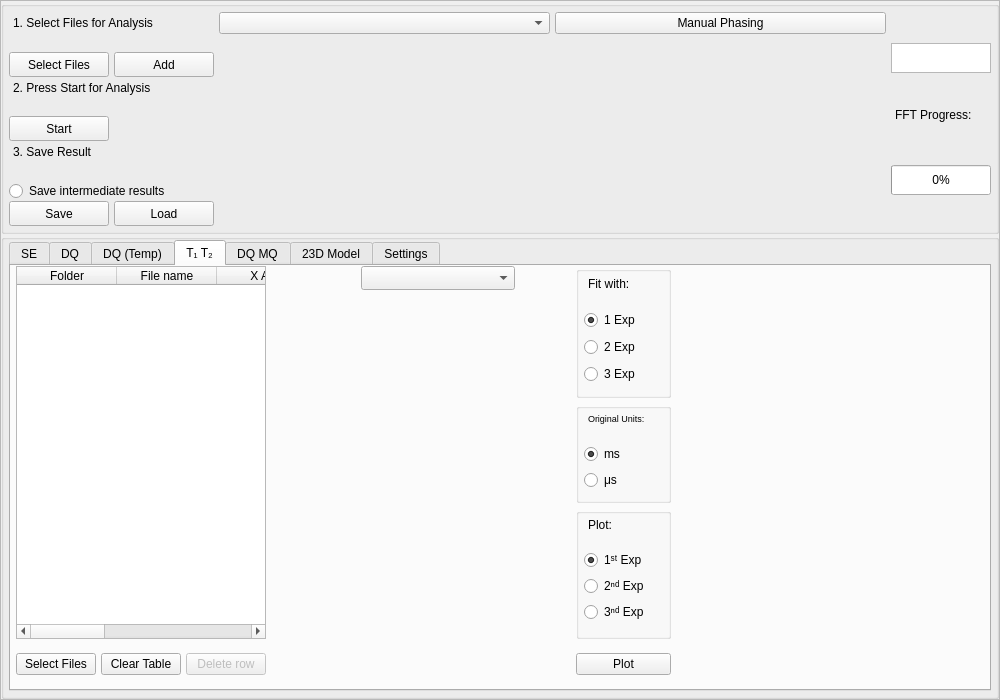
The window that form.ui (timesama/M2-Approach) describes before a commit, drawn with Qt 5.
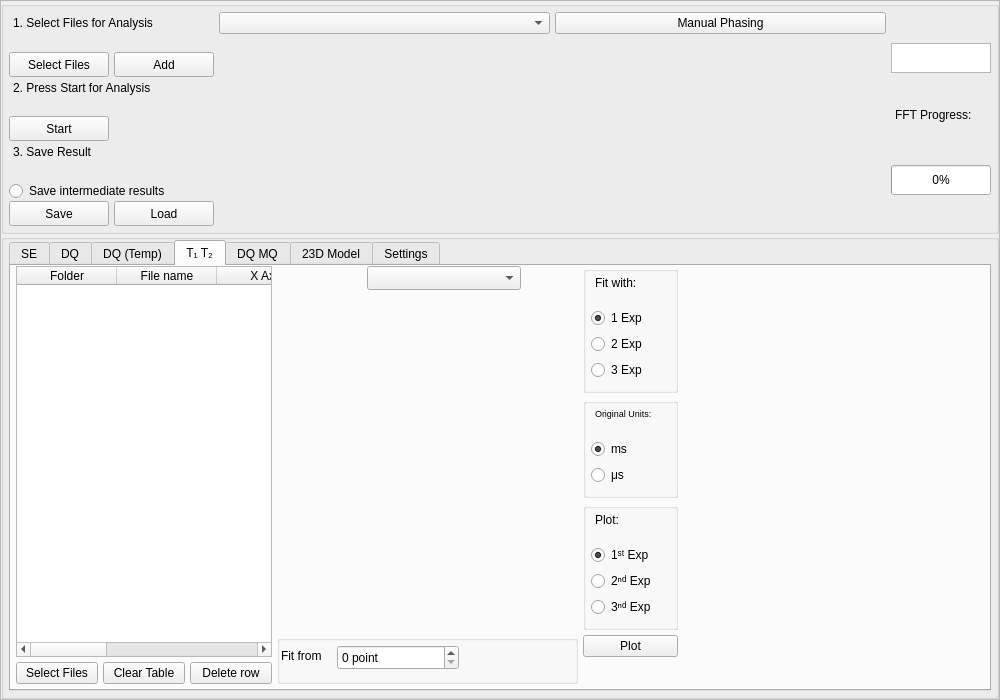
The same window after the commit. The open tabs and pages were chosen to show the change. Custom widgets are drawn as their Qt base class.

Commit message: SE and DQ clear table clears graphs as well

```diff
--- a/form.ui
+++ b/form.ui
@@ -1708,10 +1708,17 @@
                 <number>5</number>
                </property>
                <item>
-                <layout class="QGridLayout" name="gridLayout_5" rowstretch="0,0,0,0" columnstretch="1,1,1,4,0,4">
+                <layout class="QGridLayout" name="gridLayout_5" rowstretch="0,0,0,0,0" columnstretch="0,0,0,2,0,2">
                  <property name="spacing">
                   <number>5</number>
                  </property>
+                 <item row="3" column="4">
+                  <widget class="QPushButton" name="btn_Plot1">
+                   <property name="text">
+                    <string>Plot</string>
+                   </property>
+                  </widget>
+                 </item>
                  <item row="0" column="4">
                   <widget class="QGroupBox" name="groupBox_equations_2">
                    <property name="minimumSize">
@@ -1819,11 +1826,115 @@
                    </layout>
                   </widget>
                  </item>
-                 <item row="3" column="0">
-                  <widget class="QPushButton" name="btn_SelectFiles_T1">
-                   <property name="text">
-                    <string>Select Files</string>
+                 <item row="1" column="4">
+                  <widget class="QGroupBox" name="groupBox_equations_4">
+                   <property name="minimumSize">
+                    <size>
+                     <width>70</width>
+                     <height>80</height>
+                    </size>
                    </property>
+                   <property name="maximumSize">
+                    <size>
+                     <width>100</width>
+                     <height>100</height>
+                    </size>
+                   </property>
+                   <property name="sizeIncrement">
+                    <size>
+                     <width>0</width>
+                     <height>0</height>
+                    </size>
+                   </property>
+                   <property name="title">
+                    <string/>
+                   </property>
+                   <layout class="QVBoxLayout" name="verticalLayout_8">
+                    <property name="leftMargin">
+                     <number>5</number>
+                    </property>
+                    <property name="topMargin">
+                     <number>0</number>
+                    </property>
+                    <property name="rightMargin">
+                     <number>0</number>
+                    </property>
+                    <property name="bottomMargin">
+                     <number>10</number>
+                    </property>
+                    <item>
+                     <widget class="QTextEdit" name="textEdit_T2_3">
+                      <property name="maximumSize">
+                       <size>
+                        <width>16777215</width>
+                        <height>30</height>
+                       </size>
+                      </property>
+                      <property name="font">
+                       <font>
+                        <pointsize>6</pointsize>
+                       </font>
+                      </property>
+                      <property name="mouseTracking">
+                       <bool>false</bool>
+                      </property>
+                      <property name="focusPolicy">
+                       <enum>Qt::NoFocus</enum>
+                      </property>
+                      <property name="acceptDrops">
+                       <bool>false</bool>
+                      </property>
+                      <property name="styleSheet">
+                       <string notr="true">background: transparent</string>
+                      </property>
+                      <property name="frameShape">
+                       <enum>QFrame::NoFrame</enum>
+                      </property>
+                      <property name="verticalScrollBarPolicy">
+                       <enum>Qt::ScrollBarAlwaysOff</enum>
+                      </property>
+                      <property name="horizontalScrollBarPolicy">
+                       <enum>Qt::ScrollBarAlwaysOff</enum>
+                      </property>
+                      <property name="sizeAdjustPolicy">
+                       <enum>QAbstractScrollArea::AdjustToContents</enum>
+                      </property>
+                      <property name="undoRedoEnabled">
+                       <bool>false</bool>
+                      </property>
+                      <property name="html">
+                       <string>&lt;!DOCTYPE HTML PUBLIC &quot;-//W3C//DTD HTML 4.0//EN&quot; &quot;http://www.w3.org/TR/REC-html40/strict.dtd&quot;&gt;
+&lt;html&gt;&lt;head&gt;&lt;meta name=&quot;qrichtext&quot; content=&quot;1&quot; /&gt;&lt;meta charset=&quot;utf-8&quot; /&gt;&lt;style type=&quot;text/css&quot;&gt;
+p, li { white-space: pre-wrap; }
+hr { height: 1px; border-width: 0; }
+li.unchecked::marker { content: &quot;\2610&quot;; }
+li.checked::marker { content: &quot;\2612&quot;; }
+&lt;/style&gt;&lt;/head&gt;&lt;body style=&quot; font-family:'Segoe UI'; font-size:6pt; font-weight:400; font-style:normal;&quot;&gt;
+&lt;p style=&quot; margin-top:0px; margin-bottom:0px; margin-left:0px; margin-right:0px; -qt-block-indent:0; text-indent:0px;&quot;&gt;&lt;span style=&quot; font-size:7pt;&quot;&gt;Original Units:&lt;/span&gt;&lt;/p&gt;&lt;/body&gt;&lt;/html&gt;</string>
+                      </property>
+                      <property name="textInteractionFlags">
+                       <set>Qt::NoTextInteraction</set>
+                      </property>
+                     </widget>
+                    </item>
+                    <item>
+                     <widget class="QRadioButton" name="radioButton_16">
+                      <property name="text">
+                       <string>ms</string>
+                      </property>
+                      <property name="checked">
+                       <bool>true</bool>
+                      </property>
+                     </widget>
+                    </item>
+                    <item>
+                     <widget class="QRadioButton" name="radioButton_17">
+                      <property name="text">
+                       <string>μs</string>
+                      </property>
+                     </widget>
+                    </item>
+                   </layout>
                   </widget>
                  </item>
                  <item row="2" column="4">
@@ -1933,26 +2044,6 @@
                    </layout>
                   </widget>
                  </item>
-                 <item row="3" column="1">
-                  <widget class="QPushButton" name="btn_ClearTable_2">
-                   <property name="text">
-                    <string>Clear Table</string>
-                   </property>
-                  </widget>
-                 </item>
-                 <item row="0" column="5" rowspan="4">
-                  <widget class="PlotWidget" name="T1_Widget_2" native="true">
-                   <property name="minimumSize">
-                    <size>
-                     <width>300</width>
-                     <height>0</height>
-                    </size>
-                   </property>
-                   <property name="styleSheet">
-                    <string notr="true"/>
-                   </property>
-                  </widget>
-                 </item>
                  <item row="0" column="3" rowspan="3">
                   <widget class="PlotWidget" name="T1_Widget_1" native="true">
                    <property name="minimumSize">
@@ -1982,7 +2073,31 @@
                    </widget>
                   </widget>
                  </item>
-                 <item row="0" column="0" rowspan="3" colspan="3">
+                 <item row="4" column="2">
+                  <widget class="QPushButton" name="btn_DeleteRow">
+                   <property name="enabled">
+                    <bool>true</bool>
+                   </property>
+                   <property name="text">
+                    <string>Delete row</string>
+                   </property>
+                  </widget>
+                 </item>
+                 <item row="4" column="1">
+                  <widget class="QPushButton" name="btn_ClearTable_2">
+                   <property name="text">
+                    <string>Clear Table</string>
+                   </property>
+                  </widget>
+                 </item>
+                 <item row="4" column="0">
+                  <widget class="QPushButton" name="btn_SelectFiles_T1">
+                   <property name="text">
+                    <string>Select Files</string>
+                   </property>
+                  </widget>
+                 </item>
+                 <item row="0" column="0" rowspan="4" colspan="3">
                   <widget class="QTableWidget" name="table_T1">
                    <property name="styleSheet">
                     <string notr="true"/>
@@ -2034,53 +2149,139 @@
                    </column>
                   </widget>
                  </item>
-                 <item row="3" column="2">
-                  <widget class="QPushButton" name="btn_DeleteRow">
-                   <property name="enabled">
-                    <bool>false</bool>
+                 <item row="3" column="3" rowspan="2">
+                  <widget class="QGroupBox" name="groupBox_8">
+                   <property name="title">
+                    <string/>
                    </property>
-                   <property name="text">
-                    <string>Delete row</string>
-                   </property>
-                  </widget>
-                 </item>
-                 <item row="3" column="3">
-                  <widget class="QTextEdit" name="textEdit_error">
-                   <property name="maximumSize">
-                    <size>
-                     <width>200</width>
-                     <height>40</height>
-                    </size>
-                   </property>
-                   <property name="mouseTracking">
-                    <bool>false</bool>
-                   </property>
-                   <property name="focusPolicy">
-                    <enum>Qt::NoFocus</enum>
-                   </property>
-                   <property name="acceptDrops">
-                    <bool>false</bool>
-                   </property>
-                   <property name="styleSheet">
-                    <string notr="true">background: transparent</string>
-                   </property>
-                   <property name="frameShape">
-                    <enum>QFrame::NoFrame</enum>
-                   </property>
-                   <property name="verticalScrollBarPolicy">
-                    <enum>Qt::ScrollBarAlwaysOff</enum>
-                   </property>
-                   <property name="horizontalScrollBarPolicy">
-                    <enum>Qt::ScrollBarAlwaysOff</enum>
-                   </property>
-                   <property name="sizeAdjustPolicy">
-                    <enum>QAbstractScrollArea::AdjustToContents</enum>
-                   </property>
-                   <property name="undoRedoEnabled">
-                    <bool>false</bool>
-                   </property>
-                   <property name="html">
-                    <string>&lt;!DOCTYPE HTML PUBLIC &quot;-//W3C//DTD HTML 4.0//EN&quot; &quot;http://www.w3.org/TR/REC-html40/strict.dtd&quot;&gt;
+                   <widget class="QTextEdit" name="textEdit_17">
+                    <property name="geometry">
+                     <rect>
+                      <x>0</x>
+                      <y>10</y>
+                      <width>100</width>
+                      <height>30</height>
+                     </rect>
+                    </property>
+                    <property name="minimumSize">
+                     <size>
+                      <width>0</width>
+                      <height>30</height>
+                     </size>
+                    </property>
+                    <property name="maximumSize">
+                     <size>
+                      <width>100</width>
+                      <height>30</height>
+                     </size>
+                    </property>
+                    <property name="mouseTracking">
+                     <bool>false</bool>
+                    </property>
+                    <property name="focusPolicy">
+                     <enum>Qt::NoFocus</enum>
+                    </property>
+                    <property name="styleSheet">
+                     <string notr="true">background: transparent</string>
+                    </property>
+                    <property name="frameShape">
+                     <enum>QFrame::NoFrame</enum>
+                    </property>
+                    <property name="verticalScrollBarPolicy">
+                     <enum>Qt::ScrollBarAlwaysOff</enum>
+                    </property>
+                    <property name="horizontalScrollBarPolicy">
+                     <enum>Qt::ScrollBarAlwaysOff</enum>
+                    </property>
+                    <property name="sizeAdjustPolicy">
+                     <enum>QAbstractScrollArea::AdjustToContents</enum>
+                    </property>
+                    <property name="html">
+                     <string>&lt;!DOCTYPE HTML PUBLIC &quot;-//W3C//DTD HTML 4.0//EN&quot; &quot;http://www.w3.org/TR/REC-html40/strict.dtd&quot;&gt;
+&lt;html&gt;&lt;head&gt;&lt;meta name=&quot;qrichtext&quot; content=&quot;1&quot; /&gt;&lt;meta charset=&quot;utf-8&quot; /&gt;&lt;style type=&quot;text/css&quot;&gt;
+p, li { white-space: pre-wrap; }
+hr { height: 1px; border-width: 0; }
+li.unchecked::marker { content: &quot;\2610&quot;; }
+li.checked::marker { content: &quot;\2612&quot;; }
+&lt;/style&gt;&lt;/head&gt;&lt;body style=&quot; font-family:'Segoe UI'; font-size:9pt; font-weight:400; font-style:normal;&quot;&gt;
+&lt;p style=&quot; margin-top:0px; margin-bottom:0px; margin-left:0px; margin-right:0px; -qt-block-indent:0; text-indent:0px;&quot;&gt;Fit from&lt;/p&gt;&lt;/body&gt;&lt;/html&gt;</string>
+                    </property>
+                    <property name="textInteractionFlags">
+                     <set>Qt::NoTextInteraction</set>
+                    </property>
+                   </widget>
+                   <widget class="QDoubleSpinBox" name="T1T2_fit_from">
+                    <property name="geometry">
+                     <rect>
+                      <x>60</x>
+                      <y>10</y>
+                      <width>122</width>
+                      <height>25</height>
+                     </rect>
+                    </property>
+                    <property name="prefix">
+                     <string/>
+                    </property>
+                    <property name="suffix">
+                     <string> point</string>
+                    </property>
+                    <property name="decimals">
+                     <number>0</number>
+                    </property>
+                    <property name="minimum">
+                     <double>0.000000000000000</double>
+                    </property>
+                    <property name="singleStep">
+                     <double>1.000000000000000</double>
+                    </property>
+                    <property name="value">
+                     <double>0.000000000000000</double>
+                    </property>
+                   </widget>
+                   <widget class="QTextEdit" name="textEdit_error">
+                    <property name="geometry">
+                     <rect>
+                      <x>190</x>
+                      <y>10</y>
+                      <width>161</width>
+                      <height>40</height>
+                     </rect>
+                    </property>
+                    <property name="maximumSize">
+                     <size>
+                      <width>200</width>
+                      <height>40</height>
+                     </size>
+                    </property>
+                    <property name="mouseTracking">
+                     <bool>false</bool>
+                    </property>
+                    <property name="focusPolicy">
+                     <enum>Qt::NoFocus</enum>
+                    </property>
+                    <property name="acceptDrops">
+                     <bool>false</bool>
+                    </property>
+                    <property name="styleSheet">
+                     <string notr="true">background: transparent</string>
+                    </property>
+                    <property name="frameShape">
+                     <enum>QFrame::NoFrame</enum>
+                    </property>
+                    <property name="verticalScrollBarPolicy">
+                     <enum>Qt::ScrollBarAlwaysOff</enum>
+                    </property>
+                    <property name="horizontalScrollBarPolicy">
+                     <enum>Qt::ScrollBarAlwaysOff</enum>
+                    </property>
+                    <property name="sizeAdjustPolicy">
+                     <enum>QAbstractScrollArea::AdjustToContents</enum>
+                    </property>
+                    <property name="undoRedoEnabled">
+                     <bool>false</bool>
+                    </property>
+                    <property name="html">
+                     <string>&lt;!DOCTYPE HTML PUBLIC &quot;-//W3C//DTD HTML 4.0//EN&quot; &quot;http://www.w3.org/TR/REC-html40/strict.dtd&quot;&gt;
 &lt;html&gt;&lt;head&gt;&lt;meta name=&quot;qrichtext&quot; content=&quot;1&quot; /&gt;&lt;meta charset=&quot;utf-8&quot; /&gt;&lt;style type=&quot;text/css&quot;&gt;
 p, li { white-space: pre-wrap; }
 hr { height: 1px; border-width: 0; }
@@ -2088,128 +2289,24 @@
 li.checked::marker { content: &quot;\2612&quot;; }
 &lt;/style&gt;&lt;/head&gt;&lt;body style=&quot; font-family:'Segoe UI'; font-size:9pt; font-weight:400; font-style:normal;&quot;&gt;
 &lt;p style=&quot;-qt-paragraph-type:empty; margin-top:0px; margin-bottom:0px; margin-left:0px; margin-right:0px; -qt-block-indent:0; text-indent:0px;&quot;&gt;&lt;br /&gt;&lt;/p&gt;&lt;/body&gt;&lt;/html&gt;</string>
-                   </property>
-                   <property name="textInteractionFlags">
-                    <set>Qt::NoTextInteraction</set>
-                   </property>
+                    </property>
+                    <property name="textInteractionFlags">
+                     <set>Qt::NoTextInteraction</set>
+                    </property>
+                   </widget>
                   </widget>
                  </item>
-                 <item row="3" column="4">
-                  <widget class="QPushButton" name="btn_Plot1">
-                   <property name="text">
-                    <string>Plot</string>
-                   </property>
-                  </widget>
-                 </item>
-                 <item row="1" column="4">
-                  <widget class="QGroupBox" name="groupBox_equations_4">
+                 <item row="0" column="5" rowspan="5">
+                  <widget class="PlotWidget" name="T1_Widget_2" native="true">
                    <property name="minimumSize">
                     <size>
-                     <width>70</width>
-                     <height>80</height>
-                    </size>
-                   </property>
-                   <property name="maximumSize">
-                    <size>
-                     <width>100</width>
-                     <height>100</height>
-                    </size>
-                   </property>
-                   <property name="sizeIncrement">
-                    <size>
-                     <width>0</width>
+                     <width>300</width>
                      <height>0</height>
                     </size>
                    </property>
-                   <property name="title">
-                    <string/>
+                   <property name="styleSheet">
+                    <string notr="true"/>
                    </property>
-                   <layout class="QVBoxLayout" name="verticalLayout_8">
-                    <property name="leftMargin">
-                     <number>5</number>
-                    </property>
-                    <property name="topMargin">
-                     <number>0</number>
-                    </property>
-                    <property name="rightMargin">
-                     <number>0</number>
-                    </property>
-                    <property name="bottomMargin">
-                     <number>10</number>
-                    </property>
-                    <item>
-                     <widget class="QTextEdit" name="textEdit_T2_3">
-                      <property name="maximumSize">
-                       <size>
-                        <width>16777215</width>
-                        <height>30</height>
-                       </size>
-                      </property>
-                      <property name="font">
-                       <font>
-                        <pointsize>6</pointsize>
-                       </font>
-                      </property>
-                      <property name="mouseTracking">
-                       <bool>false</bool>
-                      </property>
-                      <property name="focusPolicy">
-                       <enum>Qt::NoFocus</enum>
-                      </property>
-                      <property name="acceptDrops">
-                       <bool>false</bool>
-                      </property>
-                      <property name="styleSheet">
-                       <string notr="true">background: transparent</string>
-                      </property>
-                      <property name="frameShape">
-                       <enum>QFrame::NoFrame</enum>
-                      </property>
-                      <property name="verticalScrollBarPolicy">
-                       <enum>Qt::ScrollBarAlwaysOff</enum>
-                      </property>
-                      <property name="horizontalScrollBarPolicy">
-                       <enum>Qt::ScrollBarAlwaysOff</enum>
-                      </property>
-                      <property name="sizeAdjustPolicy">
-                       <enum>QAbstractScrollArea::AdjustToContents</enum>
-                      </property>
-                      <property name="undoRedoEnabled">
-                       <bool>false</bool>
-                      </property>
-                      <property name="html">
-                       <string>&lt;!DOCTYPE HTML PUBLIC &quot;-//W3C//DTD HTML 4.0//EN&quot; &quot;http://www.w3.org/TR/REC-html40/strict.dtd&quot;&gt;
-&lt;html&gt;&lt;head&gt;&lt;meta name=&quot;qrichtext&quot; content=&quot;1&quot; /&gt;&lt;meta charset=&quot;utf-8&quot; /&gt;&lt;style type=&quot;text/css&quot;&gt;
-p, li { white-space: pre-wrap; }
-hr { height: 1px; border-width: 0; }
-li.unchecked::marker { content: &quot;\2610&quot;; }
-li.checked::marker { content: &quot;\2612&quot;; }
-&lt;/style&gt;&lt;/head&gt;&lt;body style=&quot; font-family:'Segoe UI'; font-size:6pt; font-weight:400; font-style:normal;&quot;&gt;
-&lt;p style=&quot; margin-top:0px; margin-bottom:0px; margin-left:0px; margin-right:0px; -qt-block-indent:0; text-indent:0px;&quot;&gt;&lt;span style=&quot; font-size:7pt;&quot;&gt;Original Units:&lt;/span&gt;&lt;/p&gt;&lt;/body&gt;&lt;/html&gt;</string>
-                      </property>
-                      <property name="textInteractionFlags">
-                       <set>Qt::NoTextInteraction</set>
-                      </property>
-                     </widget>
-                    </item>
-                    <item>
-                     <widget class="QRadioButton" name="radioButton_16">
-                      <property name="text">
-                       <string>ms</string>
-                      </property>
-                      <property name="checked">
-                       <bool>true</bool>
-                      </property>
-                     </widget>
-                    </item>
-                    <item>
-                     <widget class="QRadioButton" name="radioButton_17">
-                      <property name="text">
-                       <string>μs</string>
-                      </property>
-                     </widget>
-                    </item>
-                   </layout>
                   </widget>
                  </item>
                 </layout>
```
Left out of the diff: 5 changed lines with no effect on the pictures. The commit also changes 1 other file.
